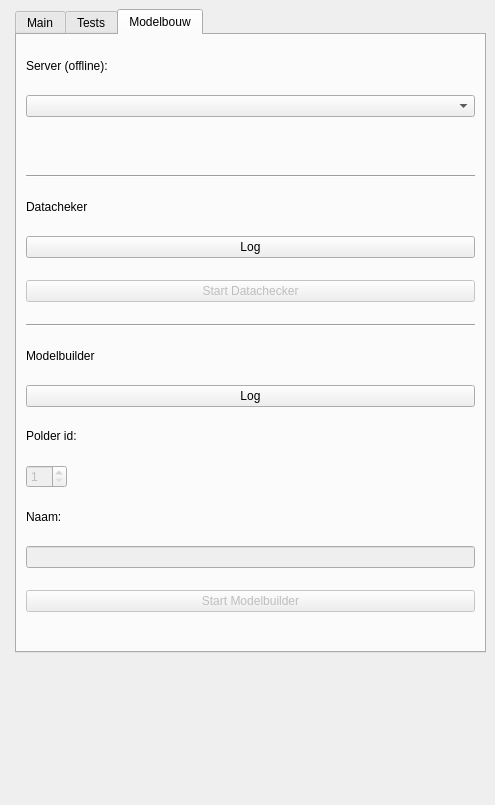
Before: the Qt Designer form hhnk_threedi_plugin/hhnk_toolbox_dockwidget_base.ui in threedi/hhnk-threedi-plugin, drawn with Qt 5.
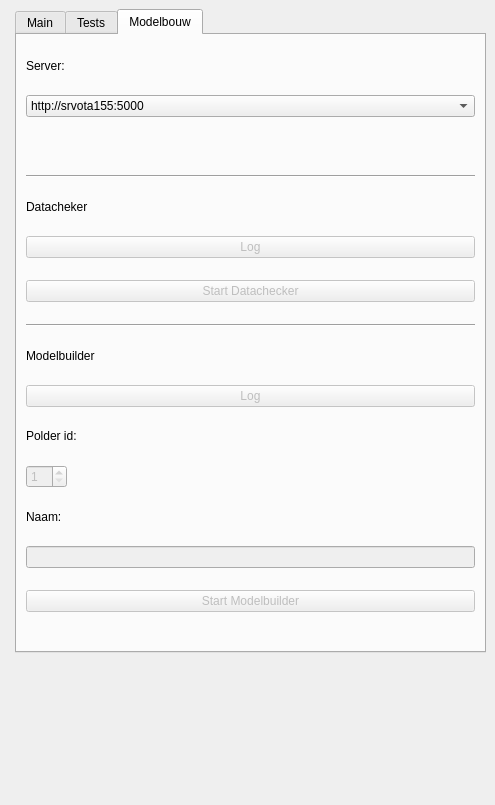
After: the same form once the commit is applied. The open tabs and pages were chosen to show the change. Custom widgets are drawn as their Qt base class.

Patch:
```diff
--- a/hhnk_threedi_plugin/hhnk_toolbox_dockwidget_base.ui
+++ b/hhnk_threedi_plugin/hhnk_toolbox_dockwidget_base.ui
@@ -408,7 +408,10 @@
            </sizepolicy>
           </property>
           <property name="text">
-           <string>Server (offline):</string>
+           <string>Server:</string>
+          </property>
+          <property name="textFormat">
+           <enum>Qt::PlainText</enum>
           </property>
          </widget>
         </item>
@@ -424,8 +427,18 @@
            <bool>false</bool>
           </property>
           <property name="currentText">
-           <string/>
+           <string>http://srvota155:5000</string>
           </property>
+          <item>
+           <property name="text">
+            <string>http://srvota155:5000</string>
+           </property>
+          </item>
+          <item>
+           <property name="text">
+            <string>http://127.0.0.1:5000</string>
+           </property>
+          </item>
          </widget>
         </item>
         <item>
@@ -469,6 +482,9 @@
         </item>
         <item>
          <widget class="QPushButton" name="datachecker_log_btn">
+          <property name="enabled">
+           <bool>false</bool>
+          </property>
           <property name="sizePolicy">
            <sizepolicy hsizetype="MinimumExpanding" vsizetype="Fixed">
             <horstretch>0</horstretch>
@@ -524,6 +540,9 @@
         </item>
         <item>
          <widget class="QPushButton" name="modelbuilder_log_btn">
+          <property name="enabled">
+           <bool>false</bool>
+          </property>
           <property name="sizePolicy">
            <sizepolicy hsizetype="MinimumExpanding" vsizetype="Fixed">
             <horstretch>0</horstretch>
```
